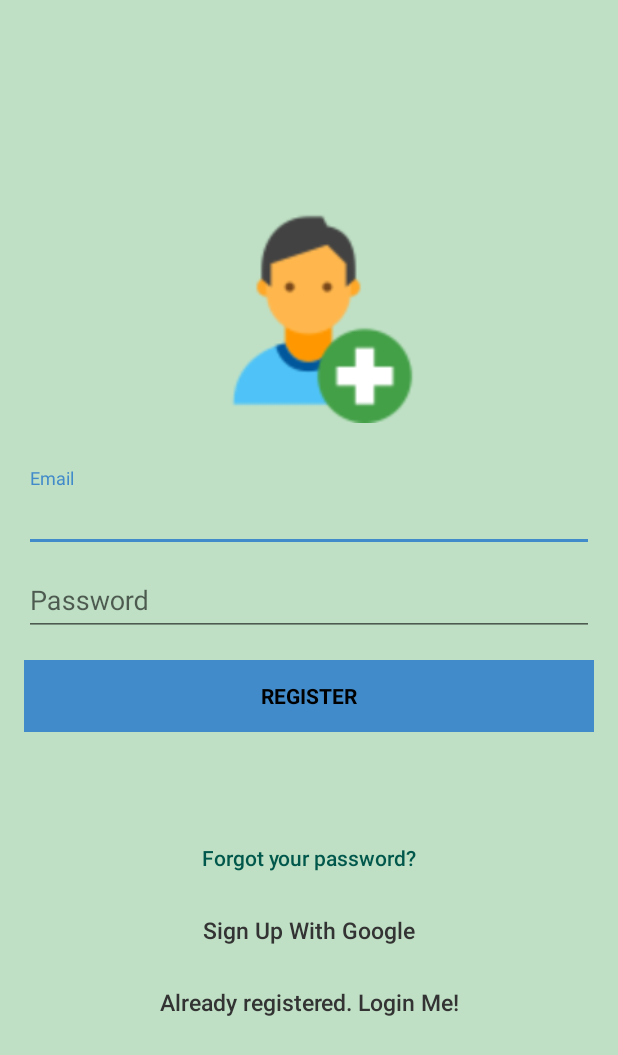
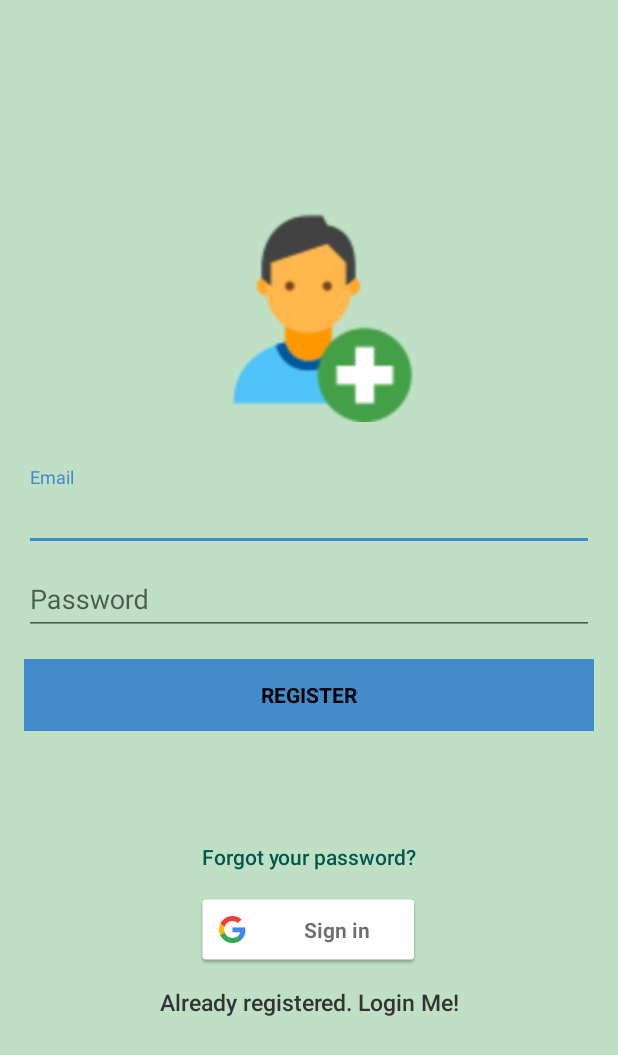
Before and after one commit to chearuno/Mobile-Portfolio, an Android app: the screen it shows after launch (SignupActivity), after a tap on "Not a member? Get registered now!", on a phone screen of 412 x 824 dp. Shown: the top 1055 px of the screen. Run offline under Robolectric (Android 15) with nearby library versions, the light colour scheme and no system bars; our stand-ins replace Firebase (no records; nobody signed in at launch, a user with empty details on screens opened directly); libraries missing offline, so code that uses them is left out: com.wang.avi; 2 statements that could not run were skipped.

Commit message:
optimize grid view

```diff
--- a/app/build.gradle
+++ b/app/build.gradle
@@ -32,6 +32,7 @@ dependencies {
     androidTestImplementation 'com.android.support.test:runner:1.0.2'
     androidTestImplementation 'com.android.support.test.espresso:espresso-core:3.0.2'
     implementation 'com.google.android.gms:play-services-auth:16.0.1'
+
     implementation 'com.squareup.picasso:picasso:2.71828'
     implementation 'com.android.support:recyclerview-v7:28.0.0'
     implementation 'com.google.firebase:firebase-storage:16.1.0'
--- a/app/src/main/java/com/example/mobileportfolio/Adaptors/BrowseGridAdaptor.java
+++ b/app/src/main/java/com/example/mobileportfolio/Adaptors/BrowseGridAdaptor.java
@@ -79,8 +79,9 @@ public class BrowseGridAdaptor extends RecyclerView.Adapter<BrowseGridAdaptor.Vi
 
         Picasso.get()
                 .load(Browse_data.geturi())
-                .resize(640, 480)
+               // .resize(640, 480)
                 .centerCrop()
+                .fit()
                 .placeholder(R.drawable.iconsloadpng)
                 .error(R.drawable.errorcloud)
                 .into(holder.tumbnail);
--- a/app/src/main/java/com/example/mobileportfolio/LoginActivity.java
+++ b/app/src/main/java/com/example/mobileportfolio/LoginActivity.java
@@ -1,5 +1,6 @@
 package com.example.mobileportfolio;
 
+import android.support.design.widget.Snackbar;
 import android.support.v7.app.AppCompatActivity;
 import android.os.Bundle;
 
@@ -9,35 +10,78 @@ import android.support.annotation.NonNull;
 import android.support.v7.app.AppCompatActivity;
 import android.support.v7.widget.Toolbar;
 import android.text.TextUtils;
+import android.util.Log;
 import android.view.View;
 import android.widget.Button;
 import android.widget.EditText;
 import android.widget.ProgressBar;
 import android.widget.Toast;
 
+import com.google.android.gms.auth.api.Auth;
+import com.google.android.gms.auth.api.signin.GoogleSignIn;
+import com.google.android.gms.auth.api.signin.GoogleSignInAccount;
+import com.google.android.gms.auth.api.signin.GoogleSignInClient;
+import com.google.android.gms.auth.api.signin.GoogleSignInOptions;
+import com.google.android.gms.auth.api.signin.GoogleSignInResult;
+import com.google.android.gms.common.SignInButton;
+import com.google.android.gms.common.api.ApiException;
+import com.google.android.gms.common.api.GoogleApiClient;
 import com.google.android.gms.tasks.OnCompleteListener;
 import com.google.android.gms.tasks.Task;
+import com.google.firebase.auth.AuthCredential;
 import com.google.firebase.auth.AuthResult;
 import com.google.firebase.auth.FirebaseAuth;
+import com.google.firebase.auth.FirebaseUser;
+import com.google.firebase.auth.GoogleAuthProvider;
 import com.wang.avi.AVLoadingIndicatorView;
 
 public class LoginActivity extends AppCompatActivity {
 
 
     private EditText inputEmail, inputPassword;
-    private FirebaseAuth auth;
+
     private ProgressBar progressBar;
     AVLoadingIndicatorView avi;
     private Button btnSignup, btnLogin, btnReset;
+    private SignInButton btnGoogle;
+    private final static int RC_SIGN_IN = 2;
+    GoogleSignInClient mGoogleSignInClient;
+    FirebaseAuth.AuthStateListener mAuthListner;
+    private FirebaseAuth mAuth;
+   // GoogleApiClient mGoogleApiClient;
+    private static final String TAG = "SignInActivity";
+
 
     @Override
     protected void onCreate(Bundle savedInstanceState) {
         super.onCreate(savedInstanceState);
 
+        GoogleSignInOptions gso = new GoogleSignInOptions.Builder(GoogleSignInOptions.DEFAULT_SIGN_IN)
+                .requestIdToken(getString(R.string.default_web_client_id))
+                .requestEmail()
+                .build();
+
+        mGoogleSignInClient = GoogleSignIn.getClient(this, gso);
         //Get Firebase auth instance
-        auth = FirebaseAuth.getInstance();
+        mAuth = FirebaseAuth.getInstance();
 
-        if (auth.getCurrentUser() != null) {
+        mAuthListner = new FirebaseAuth.AuthStateListener() {
+            @Override
+            public void onAuthStateChanged(@NonNull FirebaseAuth firebaseAuth) {
+                FirebaseUser user = firebaseAuth.getCurrentUser();
+                if (user != null) {
+                    // User is signed in
+                    Log.d(TAG, "onAuthStateChanged:signed_in:" + user.getUid());
+                } else {
+                    // User is signed out
+                    Log.d(TAG, "onAuthStateChanged:signed_out");
+                }
+                // ...
+            }
+        };
+
+
+        if (mAuth.getCurrentUser() != null) {
             startActivity(new Intent(LoginActivity.this, MainActivity.class));
             finish();
         }
@@ -54,11 +98,19 @@ public class LoginActivity extends AppCompatActivity {
         btnSignup = (Button) findViewById(R.id.btn_signup);
         btnLogin = (Button) findViewById(R.id.btn_login);
         btnReset = (Button) findViewById(R.id.btn_reset_password);
-        avi =findViewById(R.id.avi);
+        avi = findViewById(R.id.avi);
+        btnGoogle = (SignInButton) findViewById(R.id.btn_google);
 
         avi.hide();
-        //Get Firebase auth instance
-        auth = FirebaseAuth.getInstance();
+
+
+        btnGoogle.setOnClickListener(new View.OnClickListener() {
+            @Override
+            public void onClick(View v) {
+                signIn();
+            }
+        });
+
 
         btnSignup.setOnClickListener(new View.OnClickListener() {
             @Override
@@ -94,7 +146,7 @@ public class LoginActivity extends AppCompatActivity {
                 avi.show();
 
                 //authenticate user
-                auth.signInWithEmailAndPassword(email, password)
+                mAuth.signInWithEmailAndPassword(email, password)
                         .addOnCompleteListener(LoginActivity.this, new OnCompleteListener<AuthResult>() {
                             @Override
                             public void onComplete(@NonNull Task<AuthResult> task) {
@@ -119,5 +171,65 @@ public class LoginActivity extends AppCompatActivity {
                         });
             }
         });
+
+
     }
+
+    @Override
+    public void onStart() {
+        super.onStart();
+        FirebaseUser currentUser = mAuth.getCurrentUser();
+      //updateUI(currentUser);
+    }
+
+    private void signIn() {
+
+        Intent signInIntent = mGoogleSignInClient.getSignInIntent();
+       // Intent signInIntent = Auth.GoogleSignInApi.getSignInIntent(mGoogleApiClient);
+        startActivityForResult(signInIntent, RC_SIGN_IN);
+    }
+
+    @Override
+    public void onActivityResult(int requestCode, int resultCode, Intent data) {
+        super.onActivityResult(requestCode, resultCode, data);
+
+        // Result returned from launching the Intent from GoogleSignInApi.getSignInIntent(...);
+        if (requestCode == RC_SIGN_IN) {
+            Task<GoogleSignInAccount> task = GoogleSignIn.getSignedInAccountFromIntent(data);
+            try {
+                // Google Sign In was successful, authenticate with Firebase
+                GoogleSignInAccount account = task.getResult(ApiException.class);
+                firebaseAuthWithGoogle(account);
+            } catch (ApiException e) {
+                // Google Sign In failed, update UI appropriately
+                Log.w(TAG, "Google sign in failed", e);
+                // ...
+            }
+        }
+    }
+    private void firebaseAuthWithGoogle(GoogleSignInAccount acct) {
+        Log.d(TAG, "firebaseAuthWithGoogle:" + acct.getId());
+
+        AuthCredential credential = GoogleAuthProvider.getCredential(acct.getIdToken(), null);
+        mAuth.signInWithCredential(credential)
+                .addOnCompleteListener(this, new OnCompleteListener<AuthResult>() {
+                    @Override
+                    public void onComplete(@NonNull Task<AuthResult> task) {
+                        if (task.isSuccessful()) {
+                            // Sign in success, update UI with the signed-in user's information
+                            Log.d(TAG, "signInWithCredential:success");
+                            FirebaseUser user = mAuth.getCurrentUser();
+                           // updateUI(user);
+                        } else {
+                            // If sign in fails, display a message to the user.
+                            Log.w(TAG, "signInWithCredential:failure", task.getException());
+                            //Snackbar.make(findViewById(R.id.), "Authentication Failed.", Snackbar.LENGTH_SHORT).show();
+                           // updateUI(null);
+                        }
+
+                        // ...
+                    }
+                });
+    }
+
 }
--- a/app/src/main/java/com/example/mobileportfolio/MainActivity.java
+++ b/app/src/main/java/com/example/mobileportfolio/MainActivity.java
@@ -184,8 +184,8 @@ public class MainActivity extends AppCompatActivity {
 
         // Insert the fragment by replacing any existing fragment
         FragmentManager fragmentManager = getSupportFragmentManager();
-        fragmentManager.popBackStack(BACK_STACK_ROOT_TAG, FragmentManager.POP_BACK_STACK_INCLUSIVE);
-        fragmentManager.beginTransaction().replace(R.id.flContent, fragment).addToBackStack(BACK_STACK_ROOT_TAG).commit();
+       // fragmentManager.popBackStack(BACK_STACK_ROOT_TAG, FragmentManager.POP_BACK_STACK_INCLUSIVE);
+        fragmentManager.beginTransaction().replace(R.id.flContent, fragment).addToBackStack(null).commit();
 
         // Highlight the selected item has been done by NavigationView
         menuItem.setChecked(true);
--- a/app/src/main/res/layout/activity_login.xml
+++ b/app/src/main/res/layout/activity_login.xml
@@ -72,9 +72,9 @@
             android:textAllCaps="false"
             android:textColor="@color/colorPrimaryDark" />
 
-        <Button
+        <com.google.android.gms.common.SignInButton
             android:id="@+id/btn_google"
-            android:layout_width="fill_parent"
+            android:layout_width="150dp"
             android:layout_height="wrap_content"
             android:background="@null"
             android:text="Sign Up With Google"
--- a/app/src/main/res/layout/activity_signup.xml
+++ b/app/src/main/res/layout/activity_signup.xml
@@ -81,15 +81,15 @@
 
         <!-- Link to Login Screen -->
 
-        <Button
-            android:id="@+id/btn_google_login"
-            android:layout_width="fill_parent"
+        <com.google.android.gms.common.SignInButton
+            android:id="@+id/btn_google"
+            android:layout_width="150dp"
             android:layout_height="wrap_content"
             android:background="@null"
             android:text="Sign Up With Google"
             android:textAllCaps="false"
-            android:textColor="@color/contact_name"
-            android:textSize="15dp" />
+            android:textColor="@color/contact_name" />
+
 
         <Button
             android:id="@+id/sign_in_button"
--- a/app/src/main/res/layout/browse_grid.xml
+++ b/app/src/main/res/layout/browse_grid.xml
@@ -10,6 +10,7 @@
     <ImageView
         android:id="@+id/grid_tumb"
         android:layout_width="match_parent"
-        android:layout_height="match_parent" />
+        android:layout_height="match_parent"
+        android:layout_margin="1dp" />
 
 </RelativeLayout>
```
Also changed, not shown: app/src/main/java/com/example/mobileportfolio/Fragments/Browse.java (+11 -0 lines).
